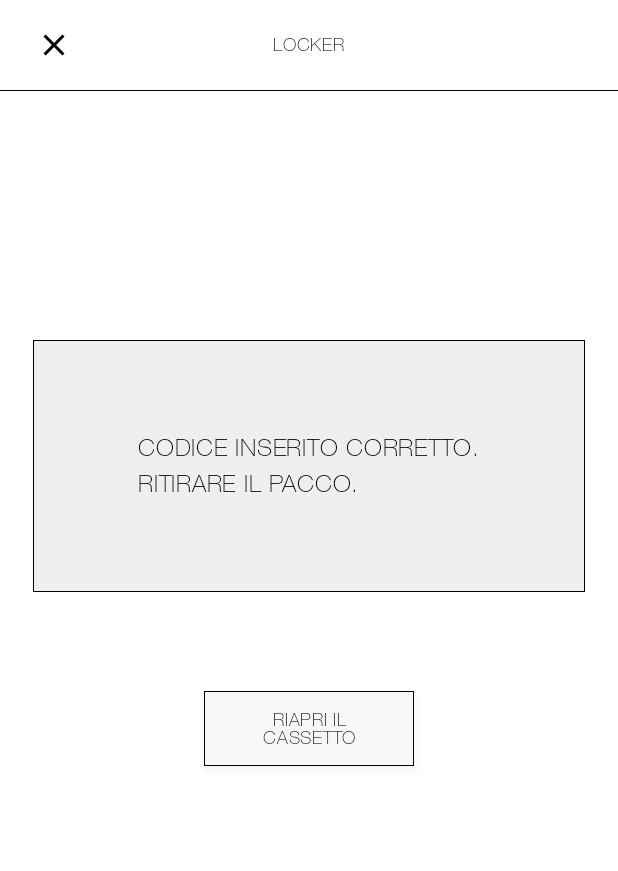
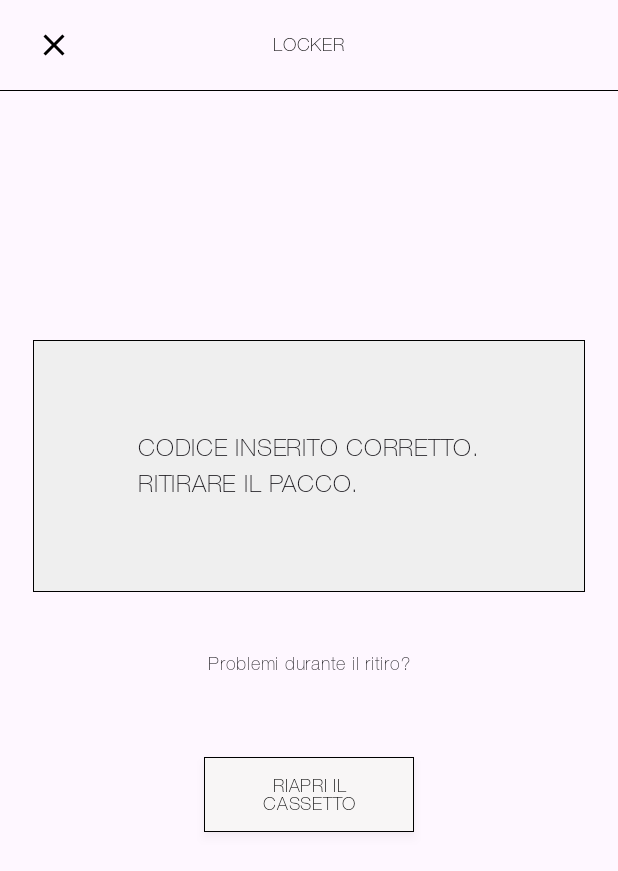
Before and after one commit to GiadaFerreri/ProgettoLocker, an Android app built with Jetpack Compose: the composable LockerCorrectedCode shown on its own in the app's theme, on a phone screen of 412 x 824 dp. Shown: the top 871 px of the screen. Run offline under Robolectric (Android 15) with nearby library versions, the phone set to English and light mode, and no system bars; our stand-ins replace Firebase (no records; nobody signed in at launch, a user with empty details on screens opened directly), accompanist.

Commit message:
Codice corretto aggiunta

```diff
--- a/app/src/main/java/it/polito/progettolocker/views/customer/LockerCorrectedCode.kt
+++ b/app/src/main/java/it/polito/progettolocker/views/customer/LockerCorrectedCode.kt
@@ -6,6 +6,7 @@ import androidx.compose.foundation.layout.Column
 import androidx.compose.foundation.layout.Row
 import androidx.compose.foundation.layout.fillMaxWidth
 import androidx.compose.foundation.layout.padding
+import androidx.compose.material3.Text
 import androidx.compose.runtime.Composable
 import androidx.compose.runtime.mutableStateOf
 import androidx.compose.runtime.remember
@@ -29,12 +30,19 @@ fun LockerCorrectedCode(mainActivity: MainActivity, navController: NavController
             HeaderX(text = "LOCKER", navController = navController, onClickDestination = "LockerCode")
 
         }
+
         Row ( modifier = Modifier.fillMaxWidth().padding(top=150.dp),
             verticalAlignment = Alignment.CenterVertically,
             horizontalArrangement = Arrangement.SpaceEvenly)
         {
             CardsJustText(text1 = "CODICE INSERITO CORRETTO.\n" +
                     "RITIRARE IL PACCO.")
+        }
+        Row ( modifier = Modifier.fillMaxWidth().padding(top=20.dp),
+            verticalAlignment = Alignment.CenterVertically,
+            horizontalArrangement = Arrangement.SpaceEvenly)
+        {
+            Text("Problemi durante il ritiro?")
         }
         Row(
             modifier = Modifier.fillMaxWidth().padding(top=50.dp),
```
